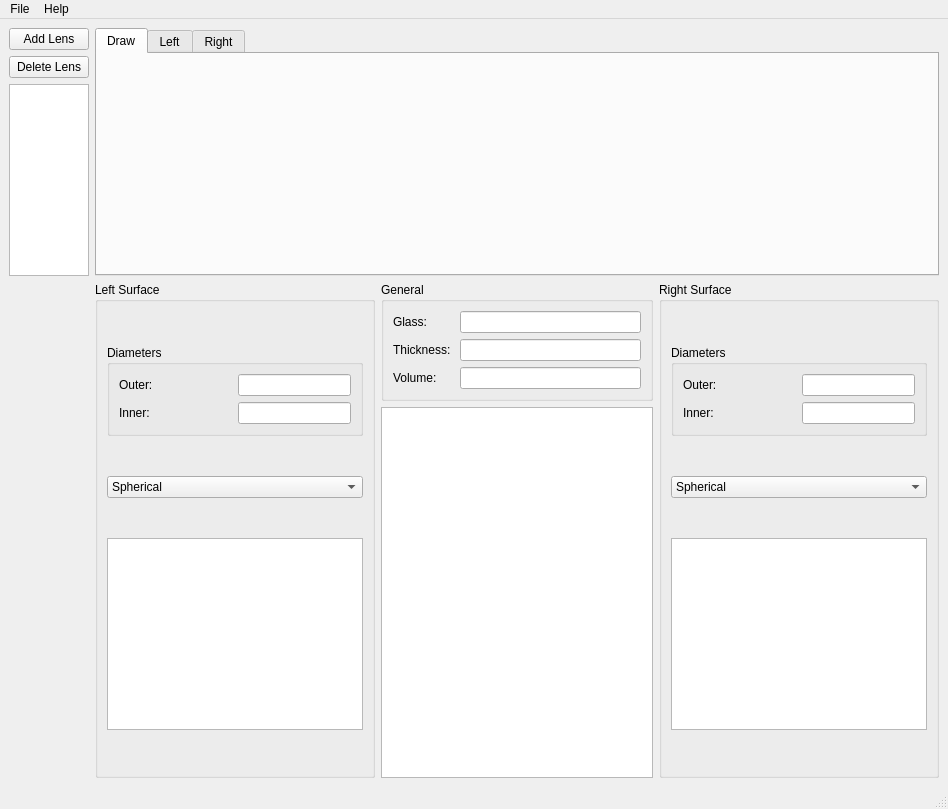
The window that lens-drawing/gui.ui (heterophyllus/lens-drawing) describes before a commit, drawn with Qt 5.
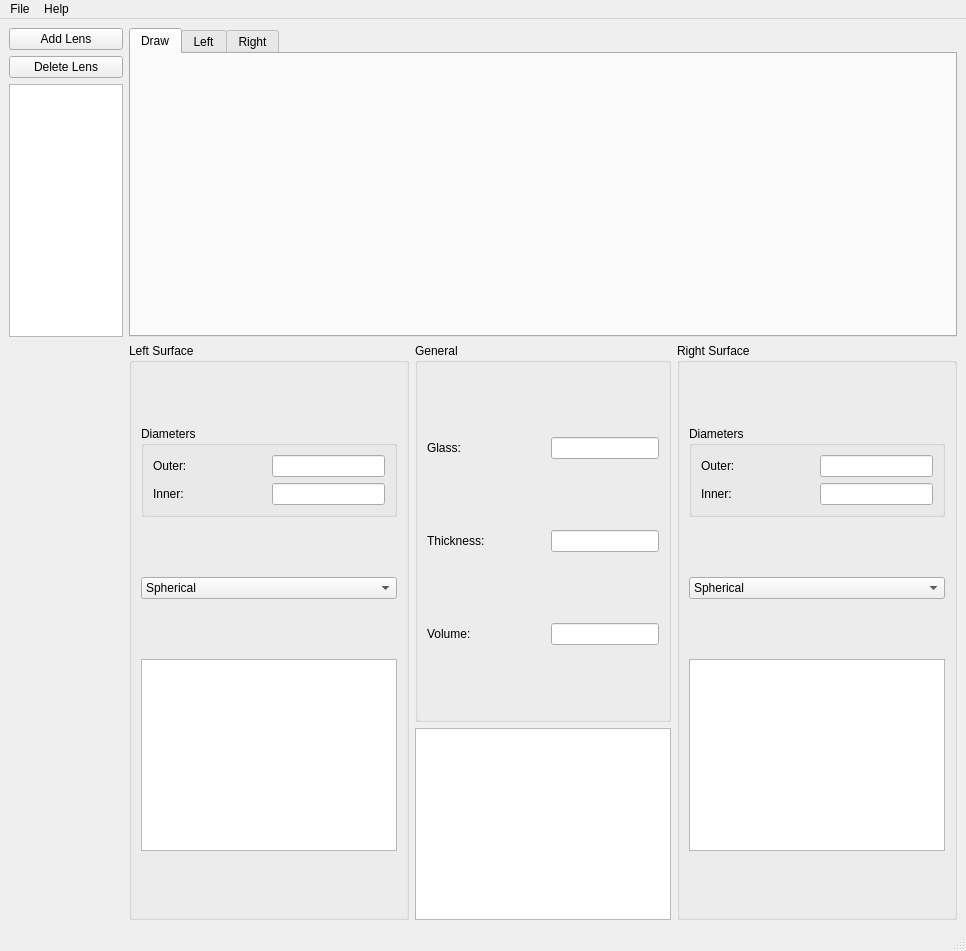
The same window after the commit.

The edit to the form file:
```diff
--- a/lens-drawing/gui.ui
+++ b/lens-drawing/gui.ui
@@ -6,10 +6,16 @@
    <rect>
     <x>0</x>
     <y>0</y>
-    <width>948</width>
-    <height>809</height>
+    <width>966</width>
+    <height>951</height>
    </rect>
   </property>
+  <property name="sizePolicy">
+   <sizepolicy hsizetype="Preferred" vsizetype="Preferred">
+    <horstretch>0</horstretch>
+    <verstretch>0</verstretch>
+   </sizepolicy>
+  </property>
   <property name="windowTitle">
    <string>MainWindow</string>
   </property>
@@ -315,10 +321,24 @@
         </widget>
        </item>
        <item row="1" column="3">
-        <widget class="QLineEdit" name="lineEdit_Thickness"/>
+        <widget class="QLineEdit" name="lineEdit_Thickness">
+         <property name="sizePolicy">
+          <sizepolicy hsizetype="Fixed" vsizetype="Fixed">
+           <horstretch>0</horstretch>
+           <verstretch>0</verstretch>
+          </sizepolicy>
+         </property>
+        </widget>
        </item>
        <item row="2" column="3">
-        <widget class="QLineEdit" name="lineEdit_Volume"/>
+        <widget class="QLineEdit" name="lineEdit_Volume">
+         <property name="sizePolicy">
+          <sizepolicy hsizetype="Fixed" vsizetype="Fixed">
+           <horstretch>0</horstretch>
+           <verstretch>0</verstretch>
+          </sizepolicy>
+         </property>
+        </widget>
        </item>
        <item row="1" column="1">
         <widget class="QLabel" name="label_Thickness">
@@ -334,7 +354,14 @@
         </widget>
        </item>
        <item row="0" column="3">
-        <widget class="QLineEdit" name="lineEdit_Glass"/>
+        <widget class="QLineEdit" name="lineEdit_Glass">
+         <property name="sizePolicy">
+          <sizepolicy hsizetype="Fixed" vsizetype="Fixed">
+           <horstretch>0</horstretch>
+           <verstretch>0</verstretch>
+          </sizepolicy>
+         </property>
+        </widget>
        </item>
        <item row="0" column="1">
         <widget class="QLabel" name="label">
@@ -366,7 +393,14 @@
      </spacer>
     </item>
     <item row="7" column="2">
-     <widget class="QTextEdit" name="textEdit_Description"/>
+     <widget class="QTextEdit" name="textEdit_Description">
+      <property name="sizePolicy">
+       <sizepolicy hsizetype="Preferred" vsizetype="Maximum">
+        <horstretch>0</horstretch>
+        <verstretch>0</verstretch>
+       </sizepolicy>
+      </property>
+     </widget>
     </item>
    </layout>
   </widget>
@@ -375,7 +409,7 @@
     <rect>
      <x>0</x>
      <y>0</y>
-     <width>948</width>
+     <width>966</width>
      <height>22</height>
     </rect>
    </property>
```
